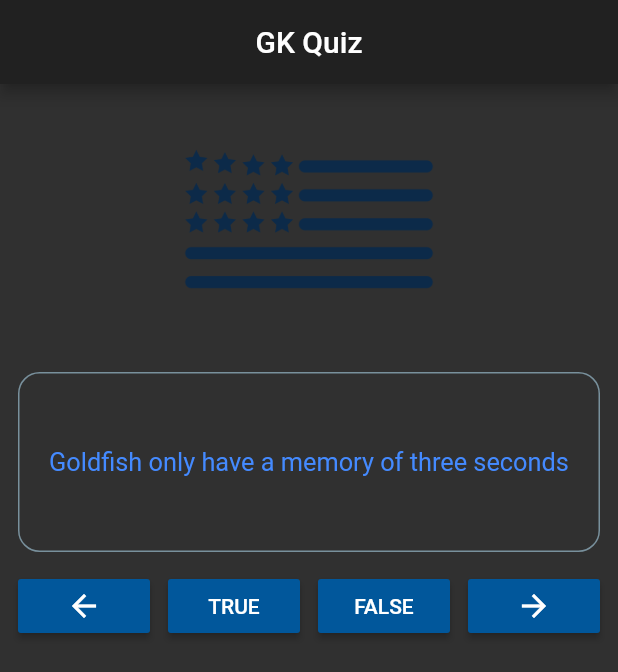
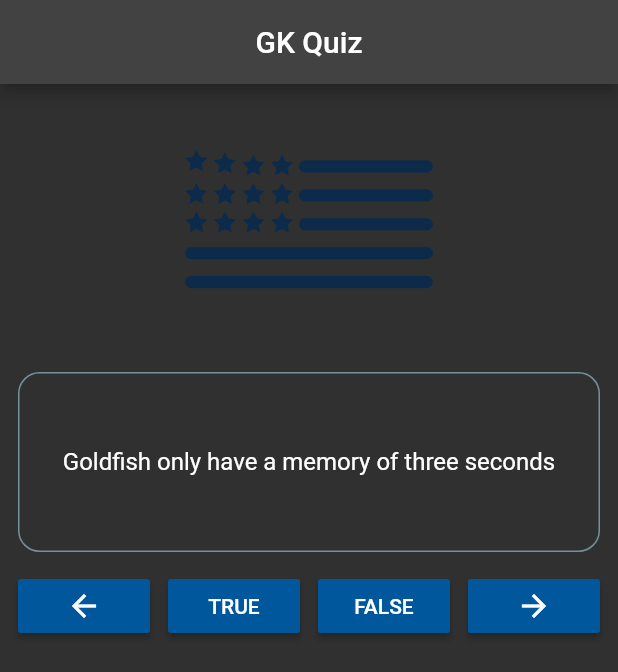
Before and after one commit to codr-mayank/quiz-app-theming, a Flutter app: the screen it shows after launch, after a tap on "TRUE", on a phone screen of 412 x 824 dp. Shown: the top 672 px of the screen. Run offline on Flutter 3.47's test engine with Material 2 defaults, Android fonts, the phone set to English and light mode, and no system bars.

Commit message:
add headline and body1 (both deprecated) in main class theming

```diff
--- a/lib/main.dart
+++ b/lib/main.dart
@@ -3,7 +3,14 @@ import 'ui/home.dart';
 
 void main() {
   return runApp(new MaterialApp(
-    theme: ThemeData(brightness: Brightness.dark),
+    theme: ThemeData(
+        brightness: Brightness.dark,
+        primaryColor: Colors.grey[800],
+        textTheme: TextTheme(
+            headline: TextStyle(fontSize: 34, fontWeight: FontWeight.bold),
+            body1: TextStyle(
+              fontSize: 16
+            ))),
     home: QuizApp(),
   ));
 }
--- a/lib/ui/home.dart
+++ b/lib/ui/home.dart
@@ -66,8 +66,7 @@ class _QuizAppState extends State<QuizApp> {
                     padding: const EdgeInsets.all(8.0),
                     child: Text(
                       questionBank[_currentQuestionIndex].questionText,
-                      style:
-                          TextStyle(fontSize: 16.9, color: Colors.blueAccent),
+                      // style: TextStyle(fontSize: 16.9, color: Colors.blueAccent),
                     ),
                   )),
                 ),
```
